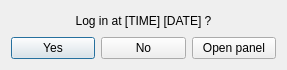
daneos/WorktimeLogger, file ui/LogInDialog.ui: the form before one commit.
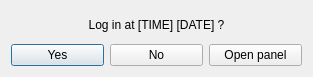
The form after the commit. Icons and pictures are not drawn.

The edit to the form file:
```diff
--- a/ui/LogInDialog.ui
+++ b/ui/LogInDialog.ui
@@ -6,8 +6,8 @@
    <rect>
     <x>0</x>
     <y>0</y>
-    <width>287</width>
-    <height>70</height>
+    <width>313</width>
+    <height>77</height>
    </rect>
   </property>
   <property name="windowTitle">
```
Left out of the diff: 9 changed lines with no effect on the pictures.
